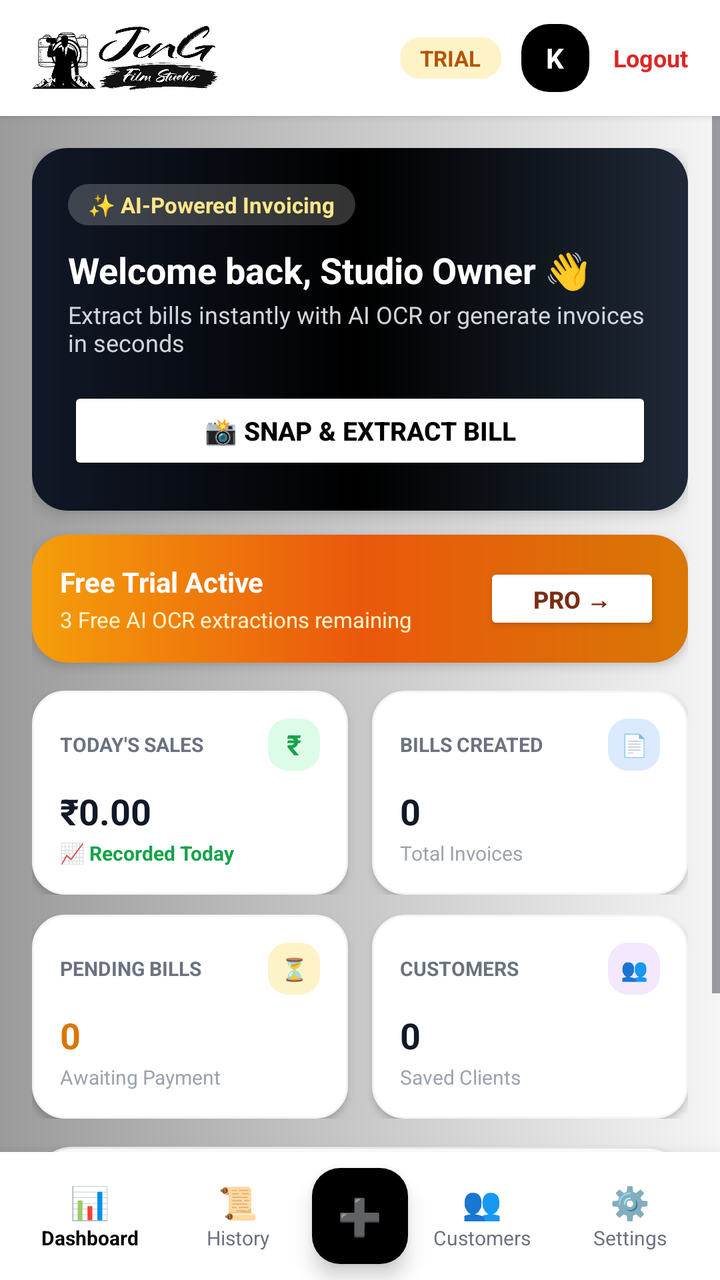
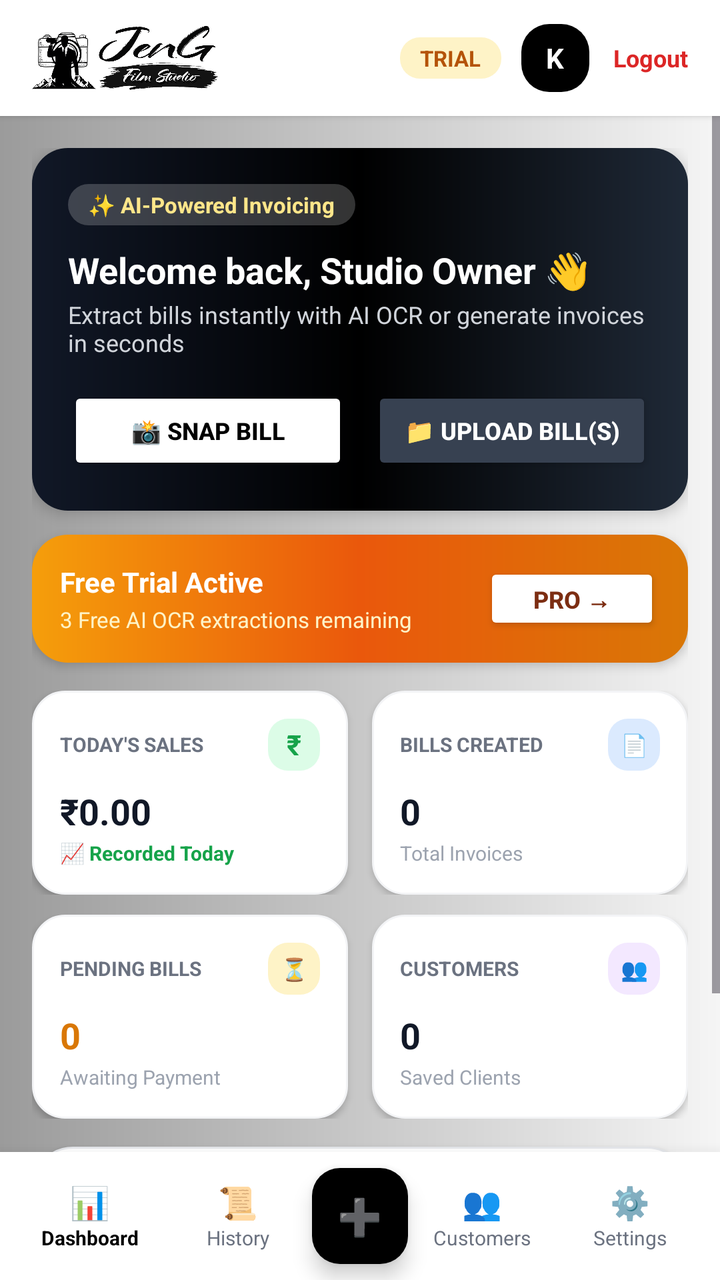

Screens rendered from an Android XML layout before and after an edit, with the pre-edit source and the edit as a unified diff.
<!-- AndroidManifest.xml: application theme Theme.BillCraft -->
<!-- res/layout/activity_dashboard.xml -->
<?xml version="1.0" encoding="utf-8"?>
<LinearLayout xmlns:android="http://schemas.android.com/apk/res/android"
    xmlns:app="http://schemas.android.com/apk/res-auto"
    android:layout_width="match_parent"
    android:layout_height="match_parent"
    android:background="@drawable/bg_web_silver_gradient"
    android:orientation="vertical">

    
    <LinearLayout
        android:layout_width="match_parent"
        android:layout_height="58dp"
        android:background="#FFFFFF"
        android:elevation="2dp"
        android:gravity="center_vertical"
        android:orientation="horizontal"
        android:paddingHorizontal="16dp">

        <ImageView
            android:id="@+id/ivHeaderLogo"
            android:layout_width="110dp"
            android:layout_height="32dp"
            android:scaleType="fitStart"
            android:src="@drawable/app_logo" />

        <View
            android:layout_width="0dp"
            android:layout_height="1dp"
            android:layout_weight="1" />

        <TextView
            android:id="@+id/tvPlanBadge"
            android:layout_width="wrap_content"
            android:layout_height="wrap_content"
            android:layout_marginEnd="10dp"
            android:background="@drawable/bg_stat_amber_icon"
            android:paddingHorizontal="10dp"
            android:paddingVertical="3dp"
            android:text="TRIAL"
            android:textColor="#B45309"
            android:textSize="11sp"
            android:textStyle="bold" />

        
        <FrameLayout
            android:layout_width="34dp"
            android:layout_height="34dp"
            android:background="@drawable/bg_black_button">

            <TextView
                android:id="@+id/tvUserAvatarLetter"
                android:layout_width="wrap_content"
                android:layout_height="wrap_content"
                android:layout_gravity="center"
                android:text="K"
                android:textColor="#FFFFFF"
                android:textSize="14sp"
                android:textStyle="bold" />
        </FrameLayout>

        
        <TextView
            android:id="@+id/btnLogout"
            android:layout_width="wrap_content"
            android:layout_height="wrap_content"
            android:layout_marginStart="12dp"
            android:clickable="true"
            android:focusable="true"
            android:text="Logout"
            android:textColor="#DC2626"
            android:textSize="12sp"
            android:textStyle="bold" />
    </LinearLayout>

    
    <ScrollView
        android:layout_width="match_parent"
        android:layout_height="0dp"
        android:layout_weight="1"
        android:fillViewport="true">

        <LinearLayout
            android:layout_width="match_parent"
            android:layout_height="wrap_content"
            android:orientation="vertical"
            android:padding="16dp">

            
            <LinearLayout
                android:layout_width="match_parent"
                android:layout_height="wrap_content"
                android:background="@drawable/bg_black_hero_banner"
                android:elevation="4dp"
                android:orientation="vertical"
                android:padding="18dp">

                <TextView
                    android:layout_width="wrap_content"
                    android:layout_height="wrap_content"
                    android:background="@drawable/bg_pill_badge"
                    android:paddingHorizontal="10dp"
                    android:paddingVertical="3dp"
                    android:text="✨ AI-Powered Invoicing"
                    android:textColor="#FDE68A"
                    android:textSize="11sp"
                    android:textStyle="bold" />

                <TextView
                    android:id="@+id/tvWelcomeName"
                    android:layout_width="wrap_content"
                    android:layout_height="wrap_content"
                    android:layout_marginTop="10dp"
                    android:text="Welcome back, Studio Owner 👋"
                    android:textColor="#FFFFFF"
                    android:textSize="18sp"
                    android:textStyle="bold" />

                <TextView
                    android:id="@+id/tvUserEmail"
                    android:layout_width="wrap_content"
                    android:layout_height="wrap_content"
                    android:layout_marginTop="2dp"
                    android:text="Extract bills instantly with AI OCR or generate invoices in seconds"
                    android:textColor="#D1D5DB"
                    android:textSize="12sp" />

                <Button
                    android:id="@+id/btnSnapBill"
                    android:layout_width="match_parent"
                    android:layout_height="44dp"
                    android:layout_marginTop="14dp"
                    android:backgroundTint="#FFFFFF"
                    android:text="📸 Snap &amp; Extract Bill"
                    android:textColor="#000000"
                    android:textSize="13sp"
                    android:textStyle="bold" />
            </LinearLayout>

            
            <LinearLayout
                android:id="@+id/layoutTrialBanner"
                android:layout_width="match_parent"
                android:layout_height="wrap_content"
                android:layout_marginTop="12dp"
                android:background="@drawable/bg_trial_orange_banner"
                android:elevation="3dp"
                android:gravity="center_vertical"
                android:orientation="horizontal"
                android:padding="14dp">

                <LinearLayout
                    android:layout_width="0dp"
                    android:layout_height="wrap_content"
                    android:layout_weight="1"
                    android:orientation="vertical">

                    <TextView
                        android:layout_width="wrap_content"
                        android:layout_height="wrap_content"
                        android:text="Free Trial Active"
                        android:textColor="#FFFFFF"
                        android:textSize="14sp"
                        android:textStyle="bold" />

                    <TextView
                        android:id="@+id/tvTrialRemaining"
                        android:layout_width="wrap_content"
                        android:layout_height="wrap_content"
                        android:layout_marginTop="2dp"
                        android:text="3 Free AI OCR extractions remaining"
                        android:textColor="#FEF3C7"
                        android:textSize="11sp" />
                </LinearLayout>

                <Button
                    android:id="@+id/btnUpgradePro"
                    android:layout_width="wrap_content"
                    android:layout_height="36dp"
                    android:backgroundTint="#FFFFFF"
                    android:text="Pro →"
                    android:textColor="#7C2D12"
                    android:textSize="12sp"
                    android:textStyle="bold" />
            </LinearLayout>

            
            <LinearLayout
                android:layout_width="match_parent"
                android:layout_height="wrap_content"
                android:layout_marginTop="14dp"
                android:orientation="horizontal">

                
                <LinearLayout
                    android:layout_width="0dp"
                    android:layout_height="wrap_content"
                    android:layout_marginEnd="6dp"
                    android:layout_weight="1"
                    android:background="@drawable/bg_white_metric_card"
                    android:elevation="2dp"
                    android:orientation="vertical"
                    android:padding="14dp">

                    <LinearLayout
                        android:layout_width="match_parent"
                        android:layout_height="wrap_content"
                        android:gravity="center_vertical"
                        android:orientation="horizontal">

                        <TextView
                            android:layout_width="0dp"
                            android:layout_height="wrap_content"
                            android:layout_weight="1"
                            android:text="TODAY'S SALES"
                            android:textColor="#6B7280"
                            android:textSize="10sp"
                            android:textStyle="bold" />

                        <TextView
                            android:layout_width="26dp"
                            android:layout_height="26dp"
                            android:background="@drawable/bg_stat_green_icon"
                            android:gravity="center"
                            android:text="₹"
                            android:textColor="#16A34A"
                            android:textSize="14sp"
                            android:textStyle="bold" />
                    </LinearLayout>

                    <TextView
                        android:id="@+id/tvTodayRevenue"
                        android:layout_width="wrap_content"
                        android:layout_height="wrap_content"
                        android:layout_marginTop="8dp"
                        android:text="₹0.00"
                        android:textColor="#111827"
                        android:textSize="18sp"
                        android:textStyle="bold" />

                    <TextView
                        android:layout_width="wrap_content"
                        android:layout_height="wrap_content"
                        android:layout_marginTop="2dp"
                        android:text="📈 Recorded Today"
                        android:textColor="#16A34A"
                        android:textSize="10sp"
                        android:textStyle="bold" />
                </LinearLayout>

                
                <LinearLayout
                    android:layout_width="0dp"
                    android:layout_height="wrap_content"
                    android:layout_marginStart="6dp"
                    android:layout_weight="1"
                    android:background="@drawable/bg_white_metric_card"
                    android:elevation="2dp"
                    android:orientation="vertical"
                    android:padding="14dp">

                    <LinearLayout
                        android:layout_width="match_parent"
                        android:layout_height="wrap_content"
                        android:gravity="center_vertical"
                        android:orientation="horizontal">

                        <TextView
                            android:layout_width="0dp"
                            android:layout_height="wrap_content"
                            android:layout_weight="1"
                            android:text="BILLS CREATED"
                            android:textColor="#6B7280"
                            android:textSize="10sp"
                            android:textStyle="bold" />

                        <TextView
                            android:layout_width="26dp"
                            android:layout_height="26dp"
                            android:background="@drawable/bg_stat_blue_icon"
                            android:gravity="center"
                            android:text="📄"
                            android:textSize="11sp" />
                    </LinearLayout>

                    <TextView
                        android:id="@+id/tvBillsGenerated"
                        android:layout_width="wrap_content"
                        android:layout_height="wrap_content"
                        android:layout_marginTop="8dp"
                        android:text="0"
                        android:textColor="#111827"
                        android:textSize="18sp"
                        android:textStyle="bold" />

                    <TextView
                        android:layout_width="wrap_content"
                        android:layout_height="wrap_content"
                        android:layout_marginTop="2dp"
                        android:text="Total Invoices"
                        android:textColor="#9CA3AF"
                        android:textSize="10sp" />
                </LinearLayout>
            </LinearLayout>

            <LinearLayout
                android:layout_width="match_parent"
                android:layout_height="wrap_content"
                android:layout_marginTop="10dp"
                android:orientation="horizontal">

                
                <LinearLayout
                    android:layout_width="0dp"
                    android:layout_height="wrap_content"
                    android:layout_marginEnd="6dp"
                    android:layout_weight="1"
                    android:background="@drawable/bg_white_metric_card"
                    android:elevation="2dp"
                    android:orientation="vertical"
                    android:padding="14dp">

                    <LinearLayout
                        android:layout_width="match_parent"
                        android:layout_height="wrap_content"
                        android:gravity="center_vertical"
                        android:orientation="horizontal">

                        <TextView
                            android:layout_width="0dp"
                            android:layout_height="wrap_content"
                            android:layout_weight="1"
                            android:text="PENDING BILLS"
                            android:textColor="#6B7280"
                            android:textSize="10sp"
                            android:textStyle="bold" />

                        <TextView
                            android:layout_width="26dp"
                            android:layout_height="26dp"
                            android:background="@drawable/bg_stat_amber_icon"
                            android:gravity="center"
                            android:text="⏳"
                            android:textSize="11sp" />
                    </LinearLayout>

                    <TextView
                        android:id="@+id/tvPendingBills"
                        android:layout_width="wrap_content"
                        android:layout_height="wrap_content"
                        android:layout_marginTop="8dp"
                        android:text="0"
                        android:textColor="#D97706"
                        android:textSize="18sp"
                        android:textStyle="bold" />

                    <TextView
                        android:layout_width="wrap_content"
                        android:layout_height="wrap_content"
                        android:layout_marginTop="2dp"
                        android:text="Awaiting Payment"
                        android:textColor="#9CA3AF"
                        android:textSize="10sp" />
                </LinearLayout>

                
                <LinearLayout
                    android:layout_width="0dp"
                    android:layout_height="wrap_content"
                    android:layout_marginStart="6dp"
                    android:layout_weight="1"
                    android:background="@drawable/bg_white_metric_card"
                    android:elevation="2dp"
                    android:orientation="vertical"
                    android:padding="14dp">

                    <LinearLayout
                        android:layout_width="match_parent"
                        android:layout_height="wrap_content"
                        android:gravity="center_vertical"
                        android:orientation="horizontal">

                        <TextView
                            android:layout_width="0dp"
                            android:layout_height="wrap_content"
                            android:layout_weight="1"
                            android:text="CUSTOMERS"
                            android:textColor="#6B7280"
                            android:textSize="10sp"
                            android:textStyle="bold" />

                        <TextView
                            android:layout_width="26dp"
                            android:layout_height="26dp"
                            android:background="@drawable/bg_stat_purple_icon"
                            android:gravity="center"
                            android:text="👥"
                            android:textSize="11sp" />
                    </LinearLayout>

                    <TextView
                        android:id="@+id/tvTotalCustomers"
                        android:layout_width="wrap_content"
                        android:layout_height="wrap_content"
                        android:layout_marginTop="8dp"
                        android:text="0"
                        android:textColor="#111827"
                        android:textSize="18sp"
                        android:textStyle="bold" />

                    <TextView
                        android:layout_width="wrap_content"
                        android:layout_height="wrap_content"
                        android:layout_marginTop="2dp"
                        android:text="Saved Clients"
                        android:textColor="#9CA3AF"
                        android:textSize="10sp" />
                </LinearLayout>
            </LinearLayout>

            
            <LinearLayout
                android:layout_width="match_parent"
                android:layout_height="wrap_content"
                android:layout_marginTop="14dp"
                android:layout_marginBottom="16dp"
                android:background="@drawable/bg_white_card"
                android:elevation="3dp"
                android:orientation="vertical"
                android:padding="16dp">

                <LinearLayout
                    android:layout_width="match_parent"
                    android:layout_height="wrap_content"
                    android:gravity="center_vertical"
                    android:orientation="horizontal">

                    <TextView
                        android:layout_width="0dp"
                        android:layout_height="wrap_content"
                        android:layout_weight="1"
                        android:text="Recent Invoices"
                        android:textColor="#111827"
                        android:textSize="15sp"
                        android:textStyle="bold" />

                    <TextView
                        android:id="@+id/btnViewAllInvoices"
                        android:layout_width="wrap_content"
                        android:layout_height="wrap_content"
                        android:clickable="true"
                        android:focusable="true"
                        android:text="View all  ➔"
                        android:textColor="#2563EB"
                        android:textSize="12sp"
                        android:textStyle="bold" />
                </LinearLayout>

                <androidx.recyclerview.widget.RecyclerView
                    android:id="@+id/rvRecentActivity"
                    android:layout_width="match_parent"
                    android:layout_height="wrap_content"
                    android:layout_marginTop="12dp"
                    android:nestedScrollingEnabled="false" />
            </LinearLayout>

        </LinearLayout>
    </ScrollView>

    
    <LinearLayout
        android:layout_width="match_parent"
        android:layout_height="64dp"
        android:background="#FFFFFF"
        android:elevation="12dp"
        android:gravity="center_vertical"
        android:orientation="horizontal"
        android:paddingHorizontal="8dp">

        <LinearLayout
            android:id="@+id/navDashboard"
            android:layout_width="0dp"
            android:layout_height="match_parent"
            android:layout_weight="1"
            android:gravity="center"
            android:orientation="vertical">

            <TextView
                android:layout_width="wrap_content"
                android:layout_height="wrap_content"
                android:text="📊"
                android:textSize="16sp" />

            <TextView
                android:layout_width="wrap_content"
                android:layout_height="wrap_content"
                android:text="Dashboard"
                android:textColor="#000000"
                android:textSize="10sp"
                android:textStyle="bold" />
        </LinearLayout>

        <LinearLayout
            android:id="@+id/navHistory"
            android:layout_width="0dp"
            android:layout_height="match_parent"
            android:layout_weight="1"
            android:gravity="center"
            android:orientation="vertical">

            <TextView
                android:layout_width="wrap_content"
                android:layout_height="wrap_content"
                android:text="📜"
                android:textSize="16sp" />

            <TextView
                android:layout_width="wrap_content"
                android:layout_height="wrap_content"
                android:text="History"
                android:textColor="#6B7280"
                android:textSize="10sp" />
        </LinearLayout>

        
        <FrameLayout
            android:id="@+id/navCreate"
            android:layout_width="48dp"
            android:layout_height="48dp"
            android:background="@drawable/bg_black_button"
            android:elevation="6dp">

            <TextView
                android:layout_width="wrap_content"
                android:layout_height="wrap_content"
                android:layout_gravity="center"
                android:text="➕"
                android:textColor="#FFFFFF"
                android:textSize="18sp"
                android:textStyle="bold" />
        </FrameLayout>

        <LinearLayout
            android:id="@+id/navCustomers"
            android:layout_width="0dp"
            android:layout_height="match_parent"
            android:layout_weight="1"
            android:gravity="center"
            android:orientation="vertical">

            <TextView
                android:layout_width="wrap_content"
                android:layout_height="wrap_content"
                android:text="👥"
                android:textSize="16sp" />

            <TextView
                android:layout_width="wrap_content"
                android:layout_height="wrap_content"
                android:text="Customers"
                android:textColor="#6B7280"
                android:textSize="10sp" />
        </LinearLayout>

        <LinearLayout
            android:id="@+id/navSettings"
            android:layout_width="0dp"
            android:layout_height="match_parent"
            android:layout_weight="1"
            android:gravity="center"
            android:orientation="vertical">

            <TextView
                android:layout_width="wrap_content"
                android:layout_height="wrap_content"
                android:text="⚙️"
                android:textSize="16sp" />

            <TextView
                android:layout_width="wrap_content"
                android:layout_height="wrap_content"
                android:text="Settings"
                android:textColor="#6B7280"
                android:textSize="10sp" />
        </LinearLayout>

    </LinearLayout>

</LinearLayout>
<!-- resources referenced by this layout -->
<resources>
  <!-- drawable app_logo: png bitmap (drawable, 200096 bytes) -->
  <!-- drawable bg_black_button (drawable) -->
  <?xml version="1.0" encoding="utf-8"?>
  <ripple xmlns:android="http://schemas.android.com/apk/res/android"
      android:color="#333333">
      <item>
          <shape>
              <solid android:color="#000000" />
              <corners android:radius="14dp" />
          </shape>
      </item>
  </ripple>
  <!-- drawable bg_black_hero_banner (drawable) -->
  <?xml version="1.0" encoding="utf-8"?>
  <shape xmlns:android="http://schemas.android.com/apk/res/android">
      <gradient
          android:angle="0"
          android:startColor="#111827"
          android:centerColor="#000000"
          android:endColor="#1F2937"
          android:type="linear" />
      <corners android:radius="18dp" />
  </shape>
  <!-- drawable bg_pill_badge (drawable) -->
  <?xml version="1.0" encoding="utf-8"?>
  <shape xmlns:android="http://schemas.android.com/apk/res/android">
      <solid android:color="#33FFFFFF" />
      <corners android:radius="50dp" />
  </shape>
  <!-- drawable bg_stat_amber_icon (drawable) -->
  <?xml version="1.0" encoding="utf-8"?>
  <shape xmlns:android="http://schemas.android.com/apk/res/android">
      <solid android:color="#FEF3C7" />
      <corners android:radius="10dp" />
  </shape>
  <!-- drawable bg_stat_blue_icon (drawable) -->
  <?xml version="1.0" encoding="utf-8"?>
  <shape xmlns:android="http://schemas.android.com/apk/res/android">
      <solid android:color="#DBEAFE" />
      <corners android:radius="10dp" />
  </shape>
  <!-- drawable bg_stat_green_icon (drawable) -->
  <?xml version="1.0" encoding="utf-8"?>
  <shape xmlns:android="http://schemas.android.com/apk/res/android">
      <solid android:color="#DCFCE7" />
      <corners android:radius="10dp" />
  </shape>
  <!-- drawable bg_stat_purple_icon (drawable) -->
  <?xml version="1.0" encoding="utf-8"?>
  <shape xmlns:android="http://schemas.android.com/apk/res/android">
      <solid android:color="#F3E8FF" />
      <corners android:radius="10dp" />
  </shape>
  <!-- drawable bg_trial_orange_banner (drawable) -->
  <?xml version="1.0" encoding="utf-8"?>
  <shape xmlns:android="http://schemas.android.com/apk/res/android">
      <gradient
          android:angle="0"
          android:startColor="#F59E0B"
          android:centerColor="#EA580C"
          android:endColor="#D97706"
          android:type="linear" />
      <corners android:radius="18dp" />
  </shape>
  <!-- drawable bg_web_silver_gradient (drawable) -->
  <?xml version="1.0" encoding="utf-8"?>
  <shape xmlns:android="http://schemas.android.com/apk/res/android">
      <gradient
          android:angle="0"
          android:startColor="#9B9B9B"
          android:endColor="#F5F5F5"
          android:type="linear" />
  </shape>
  <!-- drawable bg_white_card (drawable) -->
  <?xml version="1.0" encoding="utf-8"?>
  <shape xmlns:android="http://schemas.android.com/apk/res/android">
      <solid android:color="#FFFFFF" />
      <corners android:radius="20dp" />
      <stroke
          android:width="1dp"
          android:color="#E5E7EB" />
  </shape>
  <!-- drawable bg_white_metric_card (drawable) -->
  <?xml version="1.0" encoding="utf-8"?>
  <shape xmlns:android="http://schemas.android.com/apk/res/android">
      <solid android:color="#FFFFFF" />
      <corners android:radius="16dp" />
      <stroke
          android:width="1dp"
          android:color="#F3F4F6" />
  </shape>
  <style name="Theme.BillCraft" parent="Theme.Material3.Light.NoActionBar">
          <item name="colorPrimary">@color/primary_black</item>
          <item name="colorOnPrimary">#FFFFFF</item>
          <item name="colorSecondary">@color/brand_orange</item>
          <item name="android:statusBarColor">#FFFFFF</item>
          <item name="android:windowLightStatusBar">true</item>
          <item name="android:windowBackground">@drawable/bg_web_silver_gradient</item>
      </style>
  <color name="primary_black">#18181B</color>
  <color name="brand_orange">#E25704</color>
</resources>

<!-- the commit's change to res/layout/activity_dashboard.xml (unified diff, before → after) -->
@@ -124,16 +124,36 @@
                     android:textColor="#D1D5DB"
                     android:textSize="12sp" />
 
-                <Button
-                    android:id="@+id/btnSnapBill"
+                <LinearLayout
                     android:layout_width="match_parent"
-                    android:layout_height="44dp"
+                    android:layout_height="wrap_content"
                     android:layout_marginTop="14dp"
-                    android:backgroundTint="#FFFFFF"
-                    android:text="📸 Snap &amp; Extract Bill"
-                    android:textColor="#000000"
-                    android:textSize="13sp"
-                    android:textStyle="bold" />
+                    android:orientation="horizontal">
+
+                    <Button
+                        android:id="@+id/btnSnapBill"
+                        android:layout_width="0dp"
+                        android:layout_height="44dp"
+                        android:layout_marginEnd="6dp"
+                        android:layout_weight="1"
+                        android:backgroundTint="#FFFFFF"
+                        android:text="📸 Snap Bill"
+                        android:textColor="#000000"
+                        android:textSize="12sp"
+                        android:textStyle="bold" />
+
+                    <Button
+                        android:id="@+id/btnUploadBill"
+                        android:layout_width="0dp"
+                        android:layout_height="44dp"
+                        android:layout_marginStart="6dp"
+                        android:layout_weight="1"
+                        android:backgroundTint="#374151"
+                        android:text="📁 Upload Bill(s)"
+                        android:textColor="#FFFFFF"
+                        android:textSize="12sp"
+                        android:textStyle="bold" />
+                </LinearLayout>
             </LinearLayout>
 
             
